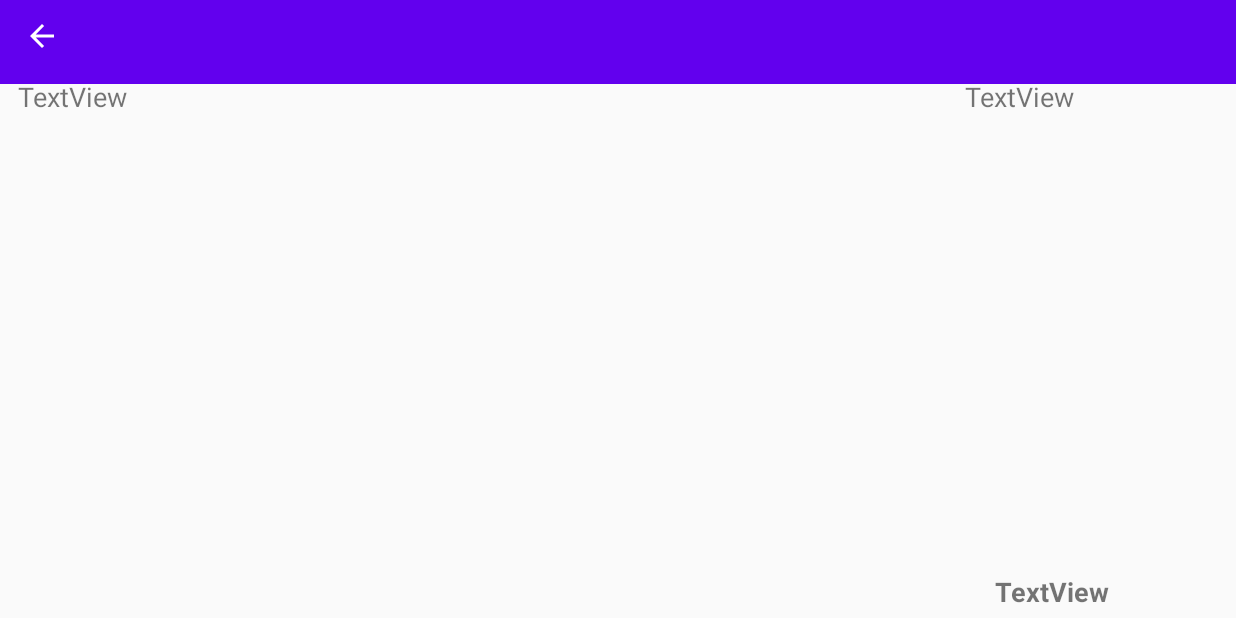
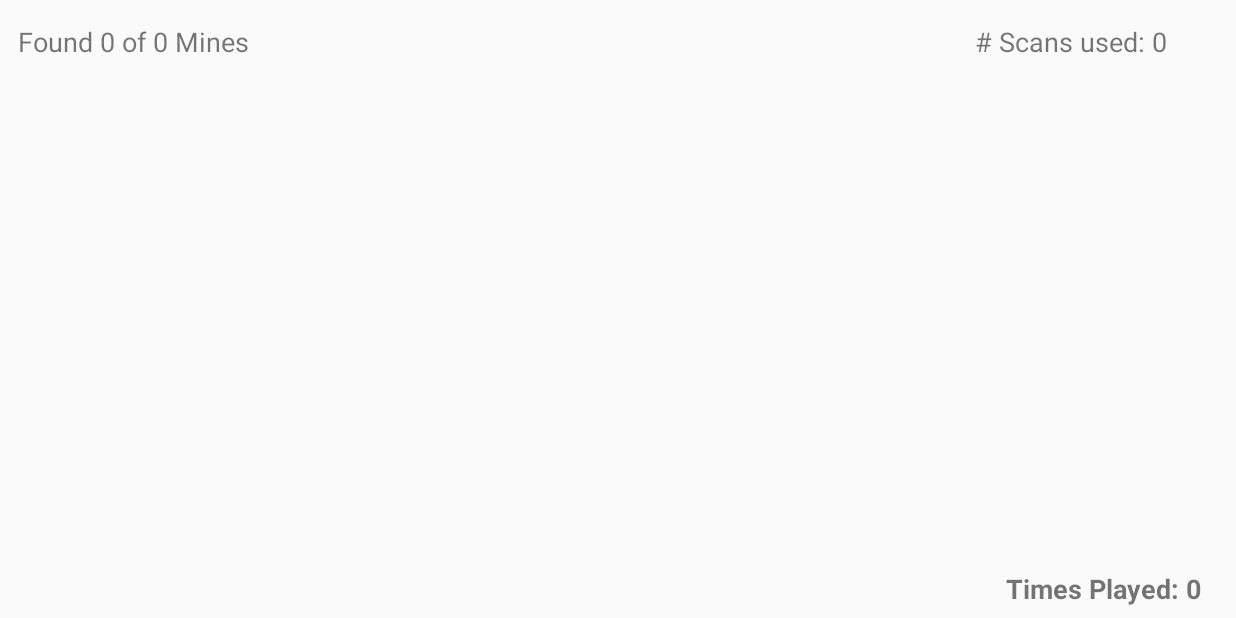
Before and after one commit to Debugx-x/Impostors, an Android app: the game screen opened directly, with no data from a screen before it, on a phone screen of 824 x 412 dp (held sideways). Run offline under Robolectric (Android 15) with nearby library versions, the phone set to English and light mode, and no system bars; 2 statements that could not run were skipped.

Commit message:
[vaibhav] working on game design

```diff
--- a/app/src/main/java/com/vaibhavs/MineSweeper/UI/game.java
+++ b/app/src/main/java/com/vaibhavs/MineSweeper/UI/game.java
@@ -1,8 +1,4 @@
 package com.vaibhavs.MineSweeper.UI;
-
-import androidx.appcompat.app.ActionBar;
-import androidx.appcompat.app.AppCompatActivity;
-import androidx.appcompat.widget.Toolbar;
 
 import android.content.res.Resources;
 import android.graphics.Bitmap;
@@ -15,26 +11,60 @@ import android.view.View;
 import android.widget.Button;
 import android.widget.TableLayout;
 import android.widget.TableRow;
+import android.widget.TextView;
+
+import androidx.appcompat.app.AppCompatActivity;
 
 import com.vaibhavs.MineSweeper.R;
 import com.vaibhavs.MineSweeper.model.Minesfield;
 
+import java.util.ArrayList;
+import java.util.List;
+import java.util.Random;
+
 public class game extends AppCompatActivity {
+
 
     Minesfield mf;
 
-    Button buttons[][] = new Button[mf.getRows()][mf.getCol()];
+    private int mines_found = 0;
+    private int Scan_no = 0;
+    private int rows = mf.getRows();
+    private int col = mf.getCol();
+    Button[][] buttons = new Button[rows][col];
+    private List<Button> btns = new ArrayList<>();
     @Override
     protected void onCreate(Bundle savedInstanceState) {
         super.onCreate(savedInstanceState);
         setContentView(R.layout.activity_game);
-        Toolbar toolbar = findViewById(R.id.toolbar);
-        setSupportActionBar(toolbar);
-        ActionBar ab = getSupportActionBar();
-        ab.setDisplayShowHomeEnabled(true);
+
         mf = Minesfield.getInstance();
+        set_initialtexts();
+        populateButtons();
+        set_mines(buttons);
+    }
 
-        populateButtons();
+    private void set_mines(Button[][] buttons) {
+        Random rand = new Random();
+        int r,c;
+        for (int i = 0; i < mf.getNo_of_mines();){
+            r = rand.nextInt(mf.getRows());
+            c = rand.nextInt(mf.getCol());
+            if (buttons[r][c].getText() != "mine"){
+                buttons[r][c].setText("mine");
+                buttons[r][c].setTextColor(0xff0000);
+                i++;
+            }
+        }
+    }
+
+    private void set_initialtexts() {
+        TextView played_times = findViewById(R.id.txt_timesplayed);
+        played_times.setText("Times Played: " + mf.getTimes_played());
+        TextView Scans = findViewById(R.id.txt_scans);
+        Scans.setText("# Scans used: " + Scan_no);
+        TextView Mines = findViewById(R.id.txt_minesno);
+        Mines.setText("Found 0 of " + mf.getNo_of_mines()+" Mines");
     }
 
     private void populateButtons() {
@@ -64,7 +94,8 @@ public class game extends AppCompatActivity {
                 button.setOnClickListener(new View.OnClickListener() {
                     @Override
                     public void onClick(View v) {
-                        gridButtonClicked(FINAL_ROW, FINAL_COL);
+                        set_onClickScans();
+                        gridButtonClicked(FINAL_ROW,FINAL_COL);
                     }
                 });
 
@@ -74,21 +105,21 @@ public class game extends AppCompatActivity {
         }
     }
 
+    private void set_onClickScans() {
+        Scan_no++;
+        TextView Scans = findViewById(R.id.txt_scans);
+        Scans.setText("# Scans used: " + Scan_no);
+    }
+
     private void gridButtonClicked(int row, int col) {
         Button button = buttons[row][col];
 
         // Lock Button Sizes:
         lockButtonSizes();
 
-        // Does not scale image.
-//    	button.setBackgroundResource(R.drawable.action_lock_pink);
-
-        // Scale image to button: Only works in JellyBean!
-        // Image from Crystal Clear icon set, under LGPL
-        // http://commons.wikimedia.org/wiki/Crystal_Clear
         int newWidth = button.getWidth();
         int newHeight = button.getHeight();
-        Bitmap originalBitmap = BitmapFactory.decodeResource(getResources(), R.drawable.mine);
+        Bitmap originalBitmap = BitmapFactory.decodeResource(getResources(), R.drawable._citypng_com_hd_red_among_us_character_with_knife_on_hand_png___1167x1590);
         Bitmap scaledBitmap = Bitmap.createScaledBitmap(originalBitmap, newWidth, newHeight, true);
         Resources resource = getResources();
         button.setBackground(new BitmapDrawable(resource, scaledBitmap));
@@ -98,6 +129,18 @@ public class game extends AppCompatActivity {
     }
 
     private void lockButtonSizes() {
+        for (int r = 0; r < rows; r++){
+            for (int c = 0; c < col; c++){
+                Button button = buttons[r][c];
+                int width = button.getWidth();
+                button.setMinWidth(width);
+                button.setMaxWidth(width);
+
+                int height = button.getHeight();
+                button.setMinHeight(height);
+                button.setMaxHeight(height);
+            }
+        }
 
     }
 
--- a/app/src/main/res/layout/activity_game.xml
+++ b/app/src/main/res/layout/activity_game.xml
@@ -1,28 +1,19 @@
 <?xml version="1.0" encoding="utf-8"?>
 <RelativeLayout xmlns:android="http://schemas.android.com/apk/res/android"
-    xmlns:app="http://schemas.android.com/apk/res-auto"
     xmlns:tools="http://schemas.android.com/tools"
     android:layout_width="match_parent"
     android:layout_height="match_parent"
     tools:context=".UI.game">
 
-    <androidx.appcompat.widget.Toolbar
-        android:layout_width="match_parent"
-        android:layout_height="wrap_content"
-        android:background="?attr/colorPrimary"
-        android:minHeight="?attr/actionBarSize"
-        android:theme="?attr/actionBarTheme"
-        app:navigationIcon="@drawable/ic_baseline_arrow_back_24" />
-
     <TableLayout
         android:id="@+id/buttontable"
-        android:layout_width="700dp"
-        android:layout_height="300dp"
+        android:layout_width="706dp"
+        android:layout_height="322dp"
         android:layout_alignParentStart="true"
         android:layout_alignParentTop="true"
-        android:layout_centerInParent="true"
-        android:layout_marginStart="13dp"
-        android:layout_marginTop="82dp">
+        android:layout_centerHorizontal="true"
+        android:layout_marginStart="12dp"
+        android:layout_marginTop="55dp">
 
         <TableRow
             android:layout_width="match_parent"
@@ -52,8 +43,8 @@
         android:layout_alignParentEnd="true"
         android:layout_alignParentBottom="true"
         android:layout_marginTop="377dp"
-        android:layout_marginEnd="19dp"
-        android:layout_marginBottom="5dp"
+        android:layout_marginEnd="12dp"
+        android:layout_marginBottom="7dp"
         android:text="TextView"
         android:textSize="18sp"
         android:textStyle="bold" />
@@ -65,7 +56,7 @@
         android:layout_alignParentStart="true"
         android:layout_alignParentTop="true"
         android:layout_marginStart="12dp"
-        android:layout_marginTop="52dp"
+        android:layout_marginTop="15dp"
         android:text="TextView"
         android:textSize="18sp" />
 
@@ -75,8 +66,8 @@
         android:layout_height="30dp"
         android:layout_alignParentTop="true"
         android:layout_alignParentEnd="true"
-        android:layout_marginTop="52dp"
-        android:layout_marginEnd="18.5dp"
+        android:layout_marginTop="15dp"
+        android:layout_marginEnd="12dp"
         android:text="TextView"
         android:textSize="18sp" />
 </RelativeLayout>
```
